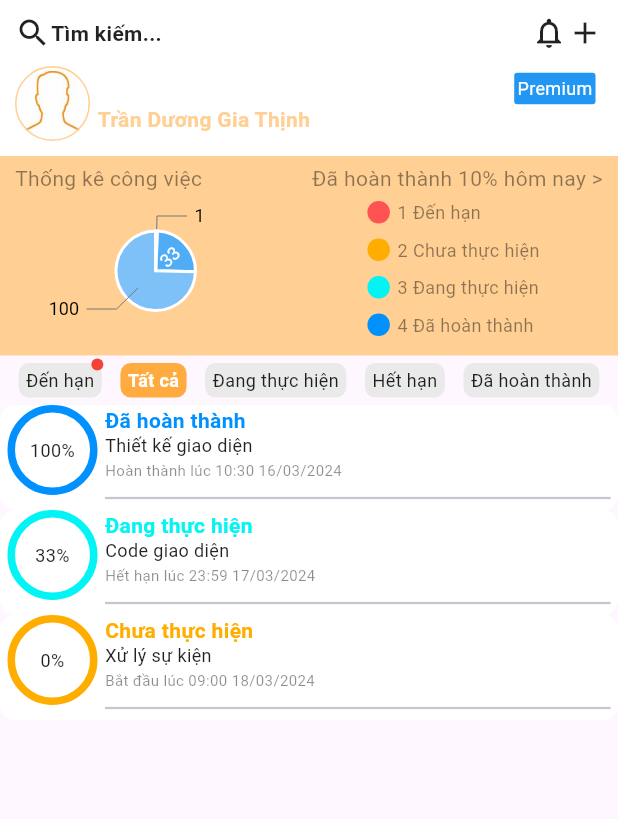
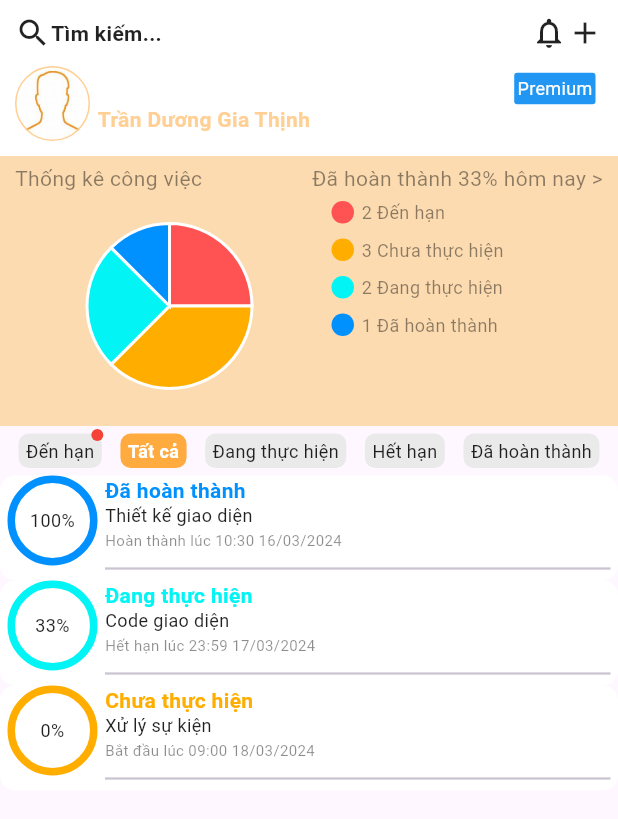
Before and after one commit to TranDuongGiaThinh/TaskManager, a Flutter app: the screen it shows after launch, on a phone screen of 412 x 824 dp. Shown: the top 819 px of the screen. Run offline on Flutter 3.47's test engine with Material 3 defaults, Android fonts, the phone set to English and light mode, and no system bars; our stand-ins replace charts_flutter.

Commit message:
done Charts UI

```diff
--- a/lib/info_app/my_colors.dart
+++ b/lib/info_app/my_colors.dart
@@ -13,7 +13,7 @@ class MyColors {
 
   static const Color appbar = Colors.white;
   static const Color infoUser = Colors.white;
-  static const Color dashboard = Colors.orangeAccent;
+  static const Color dashboard = Color.fromARGB(255, 252, 219, 176);
 
   static const Color premiumText = Colors.white;
   static const Color premiumBackground = Colors.blue;
--- a/lib/info_app/my_constants.dart
+++ b/lib/info_app/my_constants.dart
@@ -8,7 +8,7 @@ class MyConstants{
 
   static const double avatarSize = 50.0;
   static const double progressCircleSize = 60.0;
-  static const double chartSize = 93.0;
+  static const double chartSize = 150.0;
   static const double noteSize = 15.0;
   static const double taskCardHeight = 70.0;
   static const double taskCardDividerThickness = 1.5;
--- a/lib/models/charts_model.dart
+++ b/lib/models/charts_model.dart
@@ -1,9 +1,13 @@
 import 'package:flutter/material.dart';
 
 class ChartsModel {
+  static int countTotal = 0;
+
   final String description;
   final int count;
   final Color color;
 
-  ChartsModel(this.description, this.count, this.color);
+  ChartsModel(this.description, this.count, this.color) {
+    countTotal += count;
+  }
 }
--- a/lib/presenters/task_list_presenter.dart
+++ b/lib/presenters/task_list_presenter.dart
@@ -0,0 +1,3 @@
+class TaskListPrecenter{
+
+}
--- a/lib/views/home/dashboard.dart
+++ b/lib/views/home/dashboard.dart
@@ -1,7 +1,7 @@
 import 'package:flutter/material.dart';
 import 'package:task_manager/info_app/my_colors.dart';
 import 'package:task_manager/info_app/my_constants.dart';
-import 'package:task_manager/models/task_model.dart';
+import 'package:task_manager/models/charts_model.dart';
 import 'package:task_manager/views/home/note.dart';
 // ignore: depend_on_referenced_packages
 import 'package:charts_flutter/flutter.dart' as charts;
@@ -14,26 +14,26 @@ class DashBoard extends StatefulWidget {
 }
 
 class _DashBoardState extends State<DashBoard> {
-  List<charts.Series<Task, String>> seriesPieData = [];
+  List<charts.Series<ChartsModel, String>> seriesPieData = [];
 
   int getProgressToday() {
-    return 10;
+    return 33;
   }
 
   int countDueTask() {
-    return 1;
+    return 2;
   }
 
   int countNotYetDoneTask() {
+    return 3;
+  }
+
+  int countInProgressTask() {
     return 2;
   }
 
-  int countInProgressTask() {
-    return 3;
-  }
-
   int countCompletedTask() {
-    return 4;
+    return 1;
   }
 
   @override
@@ -43,42 +43,29 @@ class _DashBoardState extends State<DashBoard> {
   }
 
   void _generateData() {
-    var data = [
-      Task(id: 1, idUser: 1, name: MyConstants.due, progress: countDueTask()),
-      Task(
-        id: 2,
-        idUser: 1,
-        name: "Code giao diện",
-        progress: 33,
-        startDate: DateTime(2024, 03, 15, 9, 0),
-        deadline: DateTime(2024, 03, 17, 23, 59),
-      ),
-      Task(
-        id: 1,
-        idUser: 1,
-        name: "Thiết kế giao diện",
-        progress: 100,
-        startDate: DateTime(2024, 03, 15, 9, 0),
-        deadline: DateTime(2024, 03, 17, 23, 59),
-        completionDate: DateTime(2024, 03, 16, 10, 30),
-      ),
-      Task(
-        id: 3,
-        idUser: 1,
-        name: "Xử lý sự kiện",
-        progress: 0,
-        startDate: DateTime(2024, 03, 18, 9, 0),
-        deadline: DateTime(2024, 03, 19, 23, 59),
-      ),
+    List<ChartsModel> data = [
+      ChartsModel(MyConstants.due, countDueTask(), MyColors.due),
+      ChartsModel(
+          MyConstants.notYetDone, countNotYetDoneTask(), MyColors.notYetDone),
+      ChartsModel(
+          MyConstants.inProgress, countInProgressTask(), MyColors.inProgress),
+      ChartsModel(
+          MyConstants.completed, countCompletedTask(), MyColors.completed),
     ];
 
     seriesPieData.add(
       charts.Series(
         data: data,
-        domainFn: (Task task, _) => task.name,
-        measureFn: (Task task, _) => task.progress,
+        domainFn: (ChartsModel model, _) {
+          return model.description;
+        },
+        measureFn: (ChartsModel model, _) {
+          return model.count.toDouble() / ChartsModel.countTotal;
+        },
+        colorFn: (ChartsModel model, _) =>
+            charts.ColorUtil.fromDartColor(model.color),
         id: 'Tasks',
-        labelAccessorFn: (Task task, _) => '${task.progress}',
+        labelAccessorFn: (ChartsModel model, _) => '${model.count}',
       ),
     );
   }
@@ -88,8 +75,9 @@ class _DashBoardState extends State<DashBoard> {
     return Container(
       padding: const EdgeInsets.only(left: 10, right: 10, top: 5, bottom: 5),
       width: MediaQuery.of(context).size.width,
-      color: MyColors.primary,
-      child: Column(children: [
+      color: MyColors.dashboard,
+      child: Column(
+        children: [
           Row(
             mainAxisAlignment: MainAxisAlignment.spaceBetween,
             children: [
@@ -118,24 +106,16 @@ class _DashBoardState extends State<DashBoard> {
           ),
           Row(
             crossAxisAlignment: CrossAxisAlignment.start,
-          mainAxisAlignment: MainAxisAlignment.spaceAround,
+            mainAxisAlignment: MainAxisAlignment.start,
             children: [
-            //biểu đồ tròn
-            Container(
-              margin: const EdgeInsets.all(5),
+              SizedBox(
+                width: MediaQuery.of(context).size.width/2,
+                child: SizedBox(
                   height: MyConstants.chartSize,
                   width: MyConstants.chartSize,
                   child: charts.PieChart(
                     seriesPieData,
-                animate: true,
-                animationDuration: const Duration(milliseconds: 500),
-                defaultRenderer: charts.ArcRendererConfig(
-                  arcWidth: 60,
-                  arcRendererDecorators: [
-                    charts.ArcLabelDecorator(
-                      labelPosition: charts.ArcLabelPosition.auto,
-                    ),
-                  ],
+                    defaultInteractions: false,
                   ),
                 ),
               ),
@@ -167,7 +147,8 @@ class _DashBoardState extends State<DashBoard> {
               )
             ],
           ),
-      ]),
+        ],
+      ),
     );
   }
 }
--- a/lib/views/task_detail/checklist.dart
+++ b/lib/views/task_detail/checklist.dart
@@ -34,13 +34,13 @@ class _ChecklistState extends State<Checklist> {
           id: 1,
           idTask: 1,
           name: "Thiết kế màn hình chi tiết",
-          completed: true,
+          completed: false,
         ),
         ChecklistItem(
           id: 1,
           idTask: 1,
           name: "Thiết kế màn hình thêm mới",
-          completed: true,
+          completed: false,
         ),
       ];
     });
```
Also changed, not shown: 1 other file. Lines whose indentation alone changed are shown as unchanged.
